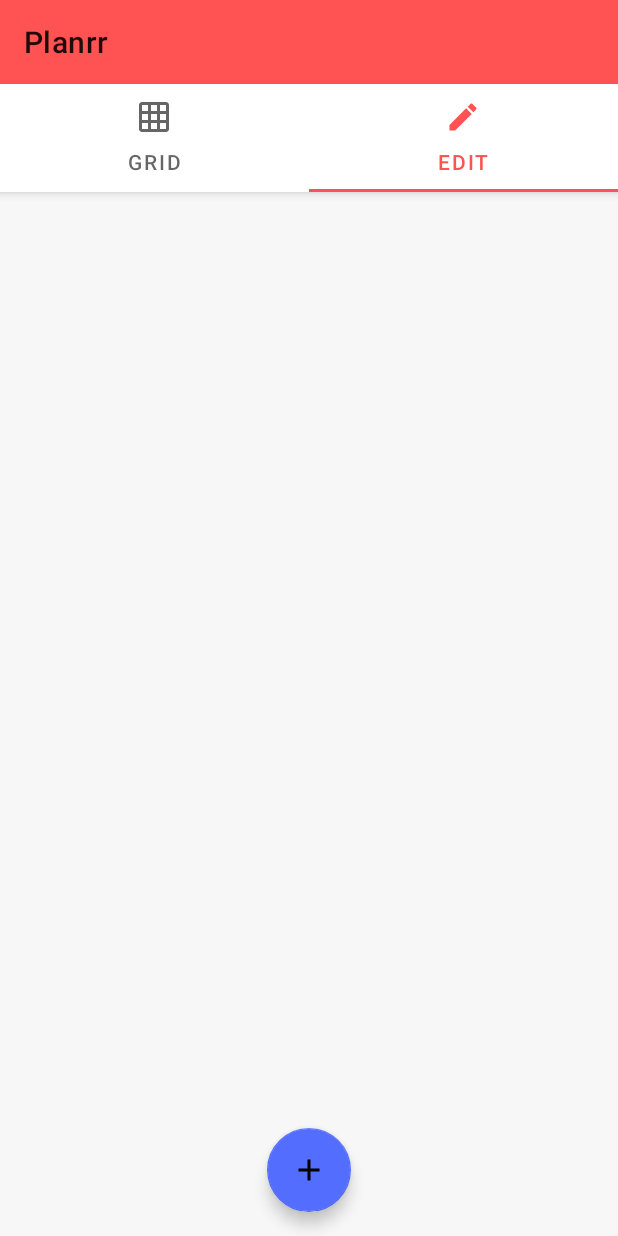
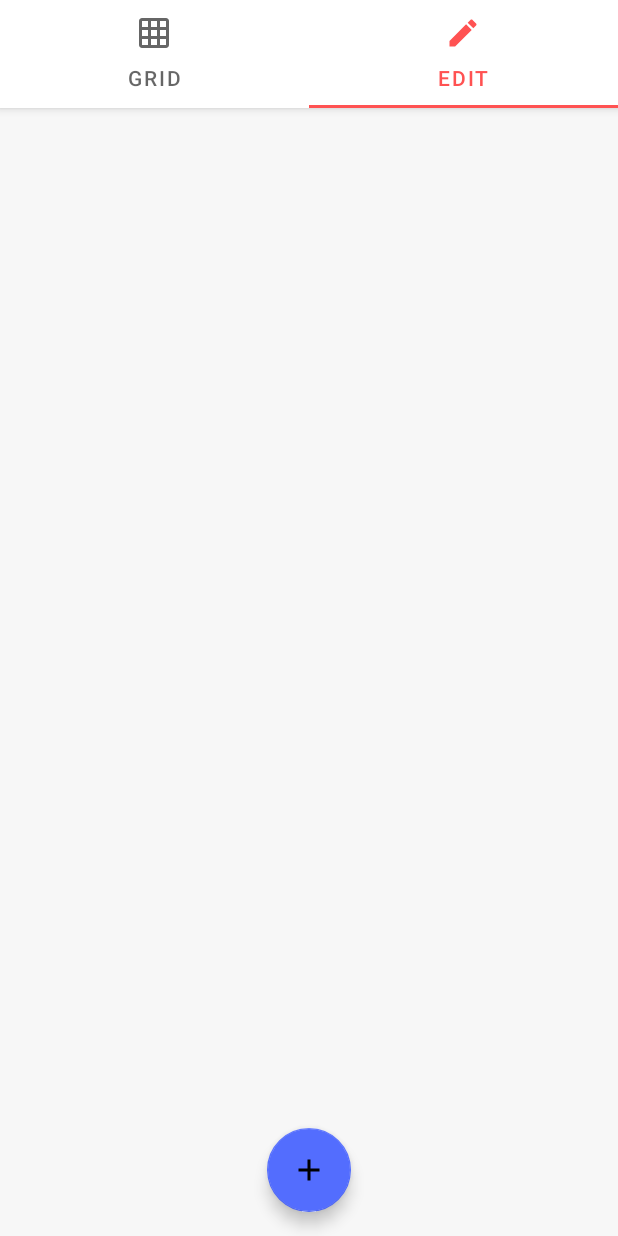
Before and after one commit to deadpools-besty/Planrr, an Android app: the screen it shows after launch (MainActivityTabbed), tab 2 chosen, on a phone screen of 412 x 824 dp. Run offline under Robolectric (Android 15) with nearby library versions, the light colour scheme and no system bars; libraries missing offline, so code that uses them is left out: com.github.chrisbanes.photoview, com.theophrast.ui; plain views replace PhotoView; 1 statement that could not run was skipped.

Commit message:
removed toolbar for more space on display

```diff
--- a/app/src/main/java/com/streetxportrait/android/planrr/UI/MainActivityTabbed.java
+++ b/app/src/main/java/com/streetxportrait/android/planrr/UI/MainActivityTabbed.java
@@ -45,10 +45,10 @@ public class MainActivityTabbed extends AppCompatActivity {
         checkPermissions(Manifest.permission.WRITE_EXTERNAL_STORAGE, WRITE_STORAGE_PERMISSION_RC);
         setContentView(R.layout.tabbed_main_activity);
         getPhotos();
-        toolbar = findViewById(R.id.toolbar);
+
         viewPager = findViewById(R.id.view_pager);
         tabLayout = findViewById(R.id.tab_layout);
-        setSupportActionBar(toolbar);
+
 
         gridFragment = new GridFragment(photoList);
         editFragment = new EditFragment();
--- a/app/src/main/res/layout/tabbed_main_activity.xml
+++ b/app/src/main/res/layout/tabbed_main_activity.xml
@@ -8,11 +8,7 @@
         android:layout_width="match_parent"
         android:layout_height="wrap_content">
 
-        <androidx.appcompat.widget.Toolbar
-            android:layout_width="match_parent"
-            android:layout_height="?attr/actionBarSize"
-            android:id="@+id/toolbar"
-            />
+
 
         <com.google.android.material.tabs.TabLayout
             android:layout_width="match_parent"
```
